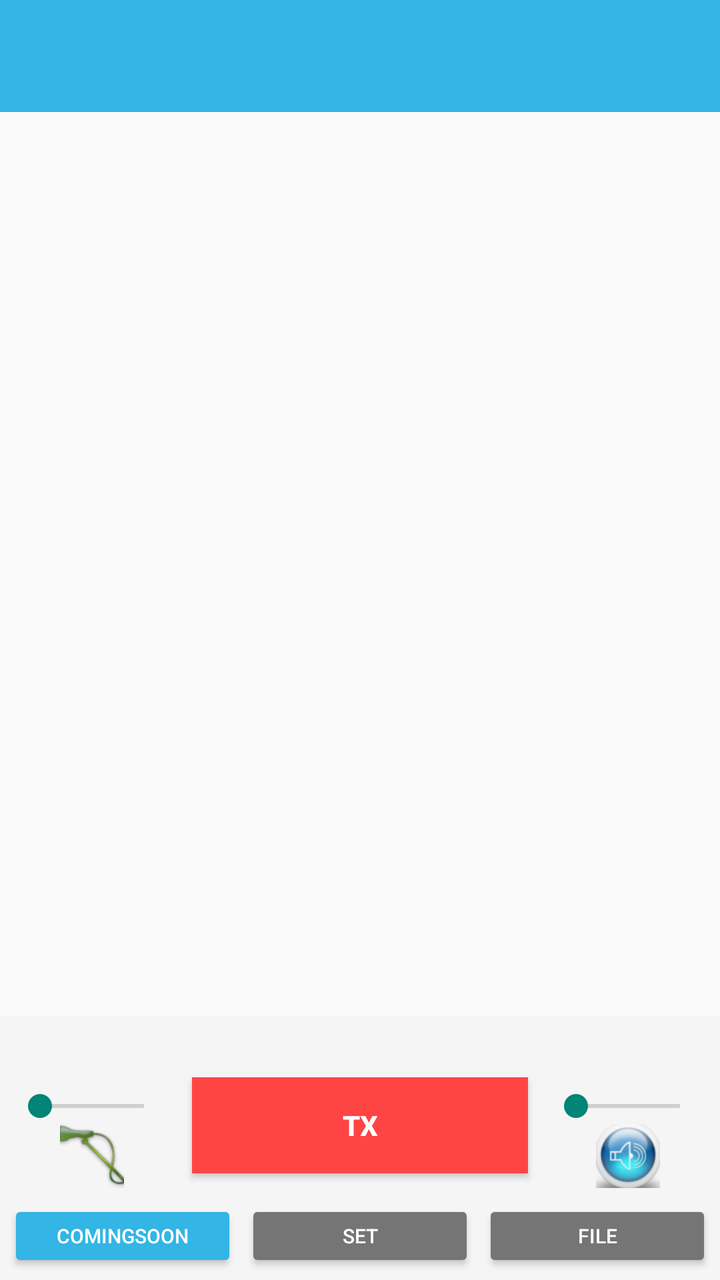
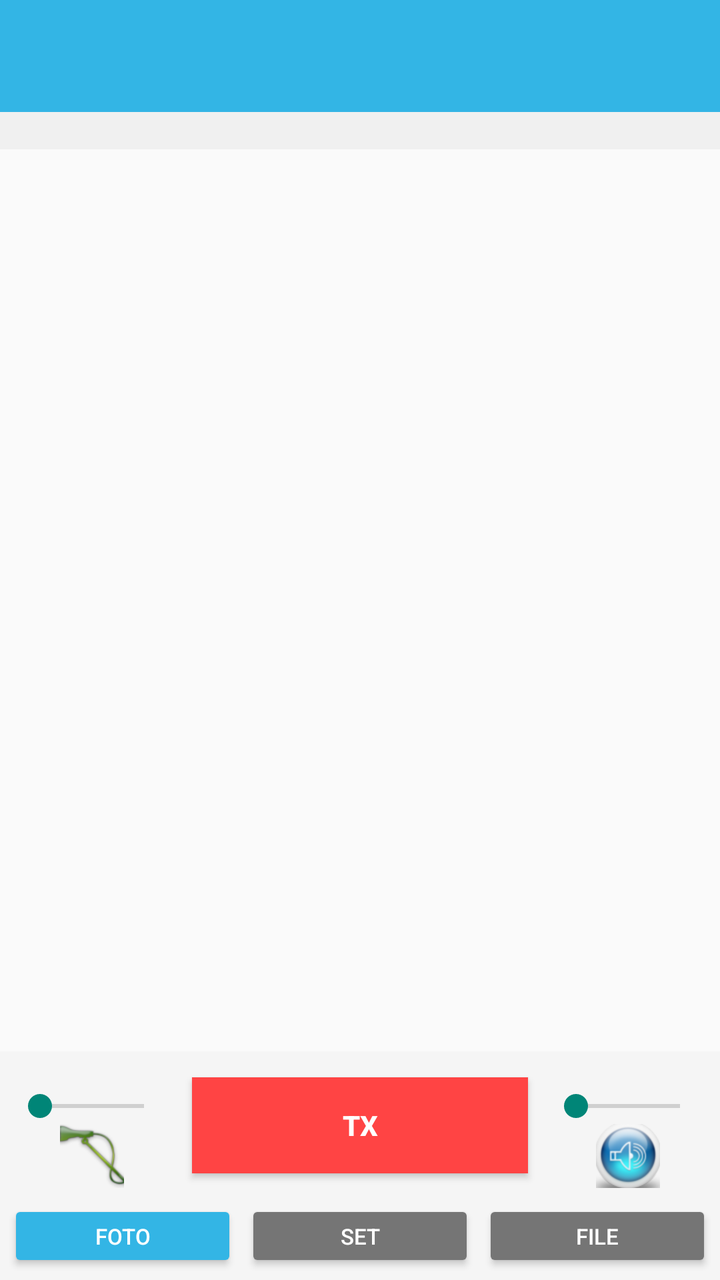

Screens rendered from an Android XML layout before and after an edit, with the pre-edit source and the edit as a unified diff.
<!-- AndroidManifest.xml: application theme AppTheme -->
<!-- res/layout/activity_main.xml -->
<?xml version="1.0" encoding="utf-8"?>
<LinearLayout
    xmlns:android="http://schemas.android.com/apk/res/android"
    xmlns:tools="http://schemas.android.com/tools"
    android:layout_width="match_parent"
    android:layout_height="match_parent"
    android:orientation="vertical"
    tools:context=".MainActivity">

    
    <com.google.android.material.tabs.TabLayout
        android:id="@+id/tab_layout"
        android:layout_width="match_parent"
        android:layout_height="wrap_content"
        android:background="#33b5e5"
        android:paddingTop="4dp"
        android:paddingBottom="4dp" />

    
    <androidx.viewpager.widget.ViewPager
        android:id="@+id/pager"
        android:layout_width="match_parent"
        android:layout_height="0dp"
        android:layout_weight="1" />

    
    <LinearLayout
        android:layout_width="match_parent"
        android:layout_height="wrap_content"
        android:orientation="vertical"
        android:background="#f5f5f5"
        android:padding="4dp">

        
        <LinearLayout
            android:layout_width="match_parent"
            android:layout_height="wrap_content"
            android:orientation="horizontal"
            android:gravity="center_vertical"
            android:paddingBottom="4dp">
            
            <TextView
                android:id="@+id/connectionstat_textview"
                android:layout_width="0dp"
                android:layout_weight="1"
                android:layout_height="wrap_content"
                android:textSize="10sp"
                android:textStyle="bold"
                android:maxLines="1"
                android:ellipsize="end"/>
                
            <TextView
                android:id="@+id/pingstat_textview"
                android:layout_width="0dp"
                android:layout_weight="1"
                android:layout_height="wrap_content"
                android:textSize="10sp"
                android:maxLines="1"
                android:ellipsize="end"/>
                
            <TextView
                android:id="@+id/totalstat_textview"
                android:layout_width="0dp"
                android:layout_weight="1"
                android:layout_height="wrap_content"
                android:textSize="10sp"
                android:gravity="end"
                android:maxLines="1"
                android:ellipsize="end"/>
        </LinearLayout>

        
        <LinearLayout
            android:layout_width="match_parent"
            android:layout_height="wrap_content"
            android:orientation="horizontal"
            android:gravity="center_vertical"
            android:paddingTop="2dp"
            android:paddingBottom="2dp">

            
            <LinearLayout
                android:layout_width="0dp"
                android:layout_weight="1"
                android:layout_height="wrap_content"
                android:orientation="vertical"
                android:gravity="center">
                
                <TextView 
                    android:id="@+id/miclevel_text" 
                    android:layout_width="wrap_content" 
                    android:layout_height="wrap_content" 
                    android:textSize="9sp"/>
                    
                <SeekBar 
                    android:id="@+id/mic_gainSeekBar" 
                    android:layout_width="match_parent" 
                    android:layout_height="wrap_content"/>
                    
                <ImageButton 
                    android:id="@+id/voxSwitch" 
                    android:layout_width="32dp" 
                    android:layout_height="32dp" 
                    android:src="@drawable/mic_green"
                    android:background="?attr/selectableItemBackgroundBorderless"
                    android:contentDescription="Voice Activation"/>
            </LinearLayout>

            
            <Button
                android:id="@+id/transmit_voice"
                android:layout_width="0dp"
                android:layout_weight="2"
                android:layout_height="48dp"
                android:layout_marginStart="8dp"
                android:layout_marginEnd="8dp"
                android:background="@android:color/holo_red_light"
                android:text="@string/button_tx"
                android:textColor="#fff"
                android:textStyle="bold"/>

            
            <LinearLayout
                android:layout_width="0dp"
                android:layout_weight="1"
                android:layout_height="wrap_content"
                android:orientation="vertical"
                android:gravity="center">
                
                <TextView 
                    android:id="@+id/vollevel_text" 
                    android:layout_width="wrap_content" 
                    android:layout_height="wrap_content" 
                    android:textSize="9sp"/>
                    
                <SeekBar 
                    android:id="@+id/master_volSeekBar" 
                    android:layout_width="match_parent" 
                    android:layout_height="wrap_content"/>
                    
                <ImageButton 
                    android:id="@+id/speakerBtn" 
                    android:layout_width="32dp" 
                    android:layout_height="32dp" 
                    android:src="@drawable/speaker_blue"
                    android:background="?attr/selectableItemBackgroundBorderless"
                    android:contentDescription="Speaker Mute"/>
            </LinearLayout>
        </LinearLayout>

        
        <LinearLayout
            android:layout_width="match_parent"
            android:layout_height="wrap_content"
            android:orientation="horizontal"
            android:gravity="center"
            android:paddingTop="4dp">

            
            <Button
                android:id="@+id/btn_change_avatar"
                android:layout_width="0dp"
                android:layout_weight="1"
                android:layout_height="36dp"
                android:text="comingsoon"
                android:textSize="10sp"
                android:backgroundTint="#33b5e5"
                android:textColor="#fff"
                android:layout_marginEnd="2dp"/>

            <Button
                android:id="@+id/btn_settings_shortcut"
                android:layout_width="0dp"
                android:layout_weight="1"
                android:layout_height="36dp"
                android:text="Set"
                android:textSize="10sp"
                android:backgroundTint="#757575"
                android:textColor="#fff"
                android:layout_marginStart="2dp"
                android:layout_marginEnd="2dp"/>

            <Button
                android:id="@+id/btn_files_shortcut"
                android:layout_width="0dp"
                android:layout_weight="1"
                android:layout_height="36dp"
                android:text="File"
                android:textSize="10sp"
                android:backgroundTint="#757575"
                android:textColor="#fff"
                android:layout_marginStart="2dp"/>
        </LinearLayout>

    </LinearLayout>
</LinearLayout>
<!-- resources referenced by this layout -->
<resources>
  <!-- drawable mic_green: png bitmap (drawable-hdpi, 7549 bytes) -->
  <!-- drawable speaker_blue: png bitmap (drawable-hdpi, 11679 bytes) -->
  <string name="button_tx">TX</string>
  <style name="AppTheme" parent="Theme.AppCompat.DayNight" />
</resources>

<!-- the commit's change to res/layout/activity_main.xml (unified diff, before → after) -->
@@ -1,11 +1,10 @@
 <?xml version="1.0" encoding="utf-8"?>
 <LinearLayout
     xmlns:android="http://schemas.android.com/apk/res/android"
-    xmlns:tools="http://schemas.android.com/tools"
+    xmlns:app="http://schemas.android.com/apk/res-auto"
     android:layout_width="match_parent"
     android:layout_height="match_parent"
-    android:orientation="vertical"
-    tools:context=".MainActivity">
+    android:orientation="vertical">
 
     
     <com.google.android.material.tabs.TabLayout
@@ -14,7 +13,47 @@
         android:layout_height="wrap_content"
         android:background="#33b5e5"
         android:paddingTop="4dp"
-        android:paddingBottom="4dp" />
+        android:paddingBottom="4dp"
+        app:tabIndicatorHeight="0dp" />
+
+    
+    <LinearLayout
+        android:layout_width="match_parent"
+        android:layout_height="wrap_content"
+        android:orientation="horizontal"
+        android:background="#f0f0f0"
+        android:paddingTop="2dp"
+        android:paddingBottom="2dp"
+        android:paddingStart="8dp"
+        android:paddingEnd="8dp"
+        android:gravity="center_vertical">
+
+        <TextView
+            android:id="@+id/connectionstat_textview"
+            android:layout_width="0dp"
+            android:layout_weight="1"
+            android:layout_height="wrap_content"
+            android:textSize="11sp"
+            android:textStyle="bold"
+            android:maxLines="1"
+            android:ellipsize="end"/>
+
+        <TextView
+            android:id="@+id/pingstat_textview"
+            android:layout_width="wrap_content"
+            android:layout_height="wrap_content"
+            android:textSize="11sp"
+            android:layout_marginStart="8dp"
+            android:layout_marginEnd="8dp"
+            android:maxLines="1"/>
+
+        <TextView
+            android:id="@+id/totalstat_textview"
+            android:layout_width="wrap_content"
+            android:layout_height="wrap_content"
+            android:textSize="11sp"
+            android:maxLines="1"/>
+    </LinearLayout>
 
     
     <androidx.viewpager.widget.ViewPager
@@ -37,44 +76,6 @@
             android:layout_height="wrap_content"
             android:orientation="horizontal"
             android:gravity="center_vertical"
-            android:paddingBottom="4dp">
-            
-            <TextView
-                android:id="@+id/connectionstat_textview"
-                android:layout_width="0dp"
-                android:layout_weight="1"
-                android:layout_height="wrap_content"
-                android:textSize="10sp"
-                android:textStyle="bold"
-                android:maxLines="1"
-                android:ellipsize="end"/>
-                
-            <TextView
-                android:id="@+id/pingstat_textview"
-                android:layout_width="0dp"
-                android:layout_weight="1"
-                android:layout_height="wrap_content"
-                android:textSize="10sp"
-                android:maxLines="1"
-                android:ellipsize="end"/>
-                
-            <TextView
-                android:id="@+id/totalstat_textview"
-                android:layout_width="0dp"
-                android:layout_weight="1"
-                android:layout_height="wrap_content"
-                android:textSize="10sp"
-                android:gravity="end"
-                android:maxLines="1"
-                android:ellipsize="end"/>
-        </LinearLayout>
-
-        
-        <LinearLayout
-            android:layout_width="match_parent"
-            android:layout_height="wrap_content"
-            android:orientation="horizontal"
-            android:gravity="center_vertical"
             android:paddingTop="2dp"
             android:paddingBottom="2dp">
 
@@ -85,22 +86,22 @@
                 android:layout_height="wrap_content"
                 android:orientation="vertical"
                 android:gravity="center">
-                
-                <TextView 
-                    android:id="@+id/miclevel_text" 
-                    android:layout_width="wrap_content" 
-                    android:layout_height="wrap_content" 
+
+                <TextView
+                    android:id="@+id/miclevel_text"
+                    android:layout_width="wrap_content"
+                    android:layout_height="wrap_content"
                     android:textSize="9sp"/>
-                    
-                <SeekBar 
-                    android:id="@+id/mic_gainSeekBar" 
-                    android:layout_width="match_parent" 
+
+                <SeekBar
+                    android:id="@+id/mic_gainSeekBar"
+                    android:layout_width="match_parent"
                     android:layout_height="wrap_content"/>
-                    
-                <ImageButton 
-                    android:id="@+id/voxSwitch" 
-                    android:layout_width="32dp" 
-                    android:layout_height="32dp" 
+
+                <ImageButton
+                    android:id="@+id/voxSwitch"
+                    android:layout_width="32dp"
+                    android:layout_height="32dp"
                     android:src="@drawable/mic_green"
                     android:background="?attr/selectableItemBackgroundBorderless"
                     android:contentDescription="Voice Activation"/>
@@ -126,22 +127,22 @@
                 android:layout_height="wrap_content"
                 android:orientation="vertical"
                 android:gravity="center">
-                
-                <TextView 
-                    android:id="@+id/vollevel_text" 
-                    android:layout_width="wrap_content" 
-                    android:layout_height="wrap_content" 
+
+                <TextView
+                    android:id="@+id/vollevel_text"
+                    android:layout_width="wrap_content"
+                    android:layout_height="wrap_content"
                     android:textSize="9sp"/>
-                    
-                <SeekBar 
-                    android:id="@+id/master_volSeekBar" 
-                    android:layout_width="match_parent" 
+
+                <SeekBar
+                    android:id="@+id/master_volSeekBar"
+                    android:layout_width="match_parent"
                     android:layout_height="wrap_content"/>
-                    
-                <ImageButton 
-                    android:id="@+id/speakerBtn" 
-                    android:layout_width="32dp" 
-                    android:layout_height="32dp" 
+
+                <ImageButton
+                    android:id="@+id/speakerBtn"
+                    android:layout_width="32dp"
+                    android:layout_height="32dp"
                     android:src="@drawable/speaker_blue"
                     android:background="?attr/selectableItemBackgroundBorderless"
                     android:contentDescription="Speaker Mute"/>
@@ -156,14 +157,13 @@
             android:gravity="center"
             android:paddingTop="4dp">
 
-            
             <Button
                 android:id="@+id/btn_change_avatar"
                 android:layout_width="0dp"
                 android:layout_weight="1"
                 android:layout_height="36dp"
-                android:text="comingsoon"
-                android:textSize="10sp"
+                android:text="Foto"
+                android:textSize="11sp"
                 android:backgroundTint="#33b5e5"
                 android:textColor="#fff"
                 android:layout_marginEnd="2dp"/>
@@ -174,7 +174,7 @@
                 android:layout_weight="1"
                 android:layout_height="36dp"
                 android:text="Set"
-                android:textSize="10sp"
+                android:textSize="11sp"
                 android:backgroundTint="#757575"
                 android:textColor="#fff"
                 android:layout_marginStart="2dp"
@@ -186,11 +186,10 @@
                 android:layout_weight="1"
                 android:layout_height="36dp"
                 android:text="File"
-                android:textSize="10sp"
+                android:textSize="11sp"
                 android:backgroundTint="#757575"
                 android:textColor="#fff"
                 android:layout_marginStart="2dp"/>
         </LinearLayout>
-
     </LinearLayout>
 </LinearLayout>
